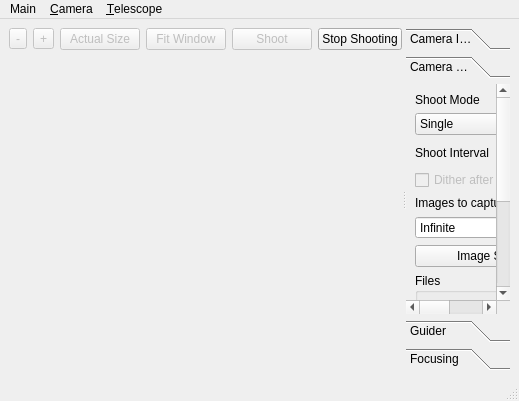
Before: the Qt Designer form dslr-qt-shooter/ui/dslr_shooter_window.ui in Edlward/GalaxyHunter, drawn with Qt 5.
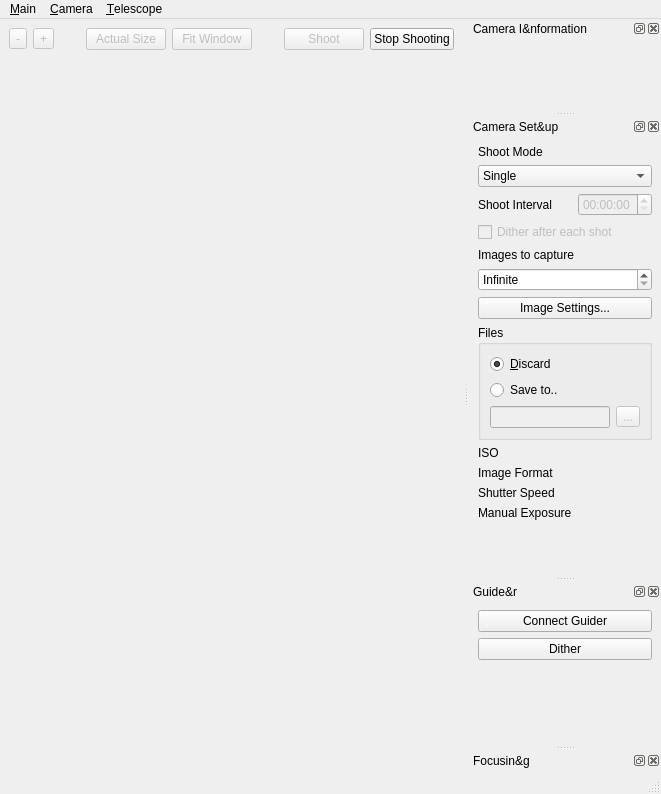
After: the same form once the commit is applied. The open tabs and pages were chosen to show the change. Custom widgets are drawn as their Qt base class.

Commit message: Use docks instead of splitter+tabs

What changed in the file:
```diff
--- a/dslr-qt-shooter/ui/dslr_shooter_window.ui
+++ b/dslr-qt-shooter/ui/dslr_shooter_window.ui
@@ -6,8 +6,8 @@
    <rect>
     <x>0</x>
     <y>0</y>
-    <width>519</width>
-    <height>401</height>
+    <width>661</width>
+    <height>794</height>
    </rect>
   </property>
   <property name="windowTitle">
@@ -127,26 +127,55 @@
         </item>
        </layout>
       </widget>
-      <widget class="QToolBox" name="toolBox">
-       <property name="enabled">
-        <bool>true</bool>
-       </property>
-       <property name="currentIndex">
-        <number>3</number>
-       </property>
-       <widget class="QWidget" name="camera_info_page">
+     </widget>
+    </item>
+   </layout>
+  </widget>
+  <widget class="QStatusBar" name="statusbar"/>
+  <widget class="QMenuBar" name="menuBar">
         <property name="geometry">
          <rect>
           <x>0</x>
           <y>0</y>
-          <width>319</width>
-          <height>727</height>
-         </rect>
-        </property>
-        <attribute name="label">
-         <string>Camera Information</string>
-        </attribute>
-        <layout class="QGridLayout" name="gridLayout_2">
+     <width>661</width>
+     <height>28</height>
+    </rect>
+   </property>
+   <widget class="QMenu" name="menuCamera">
+    <property name="title">
+     <string>&amp;Camera</string>
+    </property>
+    <addaction name="actionScan"/>
+    <addaction name="actionSet_Camera"/>
+   </widget>
+   <widget class="QMenu" name="menuFile">
+    <property name="title">
+     <string>&amp;Main</string>
+    </property>
+    <addaction name="action_LogMessages"/>
+    <addaction name="action_Quit"/>
+   </widget>
+   <widget class="QMenu" name="menuTelescope">
+    <property name="title">
+     <string>&amp;Telescope</string>
+    </property>
+    <addaction name="actionConnectTelescope"/>
+    <addaction name="action_Devices_Control_Panel"/>
+    <addaction name="actionRemote_Control"/>
+   </widget>
+   <addaction name="menuFile"/>
+   <addaction name="menuCamera"/>
+   <addaction name="menuTelescope"/>
+  </widget>
+  <widget class="QDockWidget" name="camera_information_dock">
+   <property name="windowTitle">
+    <string>Camera I&amp;nformation</string>
+   </property>
+   <attribute name="dockWidgetArea">
+    <number>2</number>
+   </attribute>
+   <widget class="QWidget" name="dockWidgetContents">
+    <layout class="QGridLayout" name="gridLayout_7">
          <item row="0" column="0">
           <widget class="QLabel" name="camera_infos">
            <property name="text">
@@ -162,67 +191,30 @@
            <property name="sizeHint" stdset="0">
             <size>
              <width>20</width>
-             <height>40</height>
+         <height>32</height>
             </size>
            </property>
           </spacer>
          </item>
         </layout>
        </widget>
-       <widget class="QWidget" name="camera_setup_page">
-        <property name="geometry">
-         <rect>
-          <x>0</x>
-          <y>0</y>
-          <width>319</width>
-          <height>727</height>
-         </rect>
-        </property>
-        <attribute name="label">
-         <string>Camera Setup</string>
-        </attribute>
-        <layout class="QGridLayout" name="gridLayout_3">
-         <item row="3" column="0">
-          <widget class="QLabel" name="label_2">
+  </widget>
+  <widget class="QDockWidget" name="camera_setup_dock">
+   <property name="windowTitle">
+    <string>Camera Set&amp;up</string>
+   </property>
+   <attribute name="dockWidgetArea">
+    <number>2</number>
+   </attribute>
+   <widget class="QWidget" name="dockWidgetContents_2">
+    <layout class="QGridLayout" name="gridLayout_8">
+     <item row="0" column="0" colspan="2">
+      <widget class="QLabel" name="label">
            <property name="text">
-            <string>Shoot Interval</string>
+        <string>Shoot Mode</string>
            </property>
           </widget>
          </item>
-         <item row="11" column="1">
-          <widget class="QLabel" name="imageFormatLabel">
-           <property name="text">
-            <string/>
-           </property>
-          </widget>
-         </item>
-         <item row="13" column="0">
-          <widget class="QLabel" name="label_10">
-           <property name="text">
-            <string>Manual Exposure</string>
-           </property>
-          </widget>
-         </item>
-         <item row="13" column="1">
-          <widget class="QLabel" name="manualExposureLabel">
-           <property name="text">
-            <string/>
-           </property>
-          </widget>
-         </item>
-         <item row="14" column="0">
-          <spacer name="verticalSpacer_3">
-           <property name="orientation">
-            <enum>Qt::Vertical</enum>
-           </property>
-           <property name="sizeHint" stdset="0">
-            <size>
-             <width>20</width>
-             <height>3</height>
-            </size>
-           </property>
-          </spacer>
-         </item>
          <item row="1" column="0" colspan="2">
           <widget class="QComboBox" name="shoot_mode">
            <item>
@@ -237,21 +229,44 @@
            </item>
           </widget>
          </item>
-         <item row="0" column="0" colspan="2">
-          <widget class="QLabel" name="label">
+     <item row="2" column="0">
+      <widget class="QLabel" name="label_2">
            <property name="text">
-            <string>Shoot Mode</string>
+        <string>Shoot Interval</string>
            </property>
           </widget>
          </item>
-         <item row="6" column="0" colspan="2">
+     <item row="2" column="1">
+      <widget class="QTimeEdit" name="shoot_interval">
+       <property name="enabled">
+        <bool>false</bool>
+       </property>
+       <property name="currentSection">
+        <enum>QDateTimeEdit::HourSection</enum>
+       </property>
+       <property name="displayFormat">
+        <string>HH:mm:ss</string>
+       </property>
+      </widget>
+     </item>
+     <item row="3" column="0" colspan="2">
+      <widget class="QCheckBox" name="ditherAfterShot">
+       <property name="enabled">
+        <bool>false</bool>
+       </property>
+       <property name="text">
+        <string>Dither after each shot</string>
+       </property>
+      </widget>
+     </item>
+     <item row="4" column="0" colspan="2">
           <widget class="QLabel" name="label_3">
            <property name="text">
             <string>Images to capture</string>
            </property>
           </widget>
          </item>
-         <item row="7" column="0" colspan="2">
+     <item row="5" column="0" colspan="2">
           <widget class="QSpinBox" name="images_count">
            <property name="specialValueText">
             <string>Infinite</string>
@@ -267,59 +282,14 @@
            </property>
           </widget>
          </item>
-         <item row="12" column="0">
-          <widget class="QLabel" name="label_5">
-           <property name="text">
-            <string>Shutter Speed</string>
-           </property>
-          </widget>
-         </item>
-         <item row="8" column="0" colspan="2">
+     <item row="6" column="0" colspan="2">
           <widget class="QPushButton" name="imageSettings">
            <property name="text">
             <string>Image Settings...</string>
            </property>
           </widget>
          </item>
-         <item row="10" column="1">
-          <widget class="QLabel" name="isoLabel">
-           <property name="text">
-            <string/>
-           </property>
-          </widget>
-         </item>
-         <item row="10" column="0">
-          <widget class="QLabel" name="label_4">
-           <property name="text">
-            <string>ISO</string>
-           </property>
-          </widget>
-         </item>
-         <item row="11" column="0">
-          <widget class="QLabel" name="label_6">
-           <property name="text">
-            <string>Image Format</string>
-           </property>
-          </widget>
-         </item>
-         <item row="12" column="1">
-          <widget class="QLabel" name="shutterSpeedLabel">
-           <property name="text">
-            <string/>
-           </property>
-          </widget>
-         </item>
-         <item row="5" column="0" colspan="2">
-          <widget class="QCheckBox" name="ditherAfterShot">
-           <property name="enabled">
-            <bool>false</bool>
-           </property>
-           <property name="text">
-            <string>Dither after each shot</string>
-           </property>
-          </widget>
-         </item>
-         <item row="9" column="0" colspan="2">
+     <item row="7" column="0" colspan="2">
           <widget class="QGroupBox" name="groupBox">
            <property name="title">
             <string>Files</string>
@@ -328,7 +298,7 @@
             <item row="0" column="0">
              <widget class="QRadioButton" name="outputDiscard">
               <property name="text">
-               <string>Discard</string>
+           <string>&amp;Discard</string>
               </property>
               <property name="checked">
                <bool>true</bool>
@@ -362,41 +332,87 @@
            </layout>
           </widget>
          </item>
-         <item row="3" column="1">
-          <widget class="QTimeEdit" name="shoot_interval">
-           <property name="enabled">
-            <bool>false</bool>
-           </property>
-           <property name="currentSection">
-            <enum>QDateTimeEdit::HourSection</enum>
-           </property>
-           <property name="displayFormat">
-            <string>HH:mm:ss</string>
+     <item row="8" column="0">
+      <widget class="QLabel" name="label_4">
+       <property name="text">
+        <string>ISO</string>
+       </property>
+      </widget>
+     </item>
+     <item row="8" column="1">
+      <widget class="QLabel" name="isoLabel">
+       <property name="text">
+        <string/>
+       </property>
+      </widget>
+     </item>
+     <item row="9" column="0">
+      <widget class="QLabel" name="label_6">
+       <property name="text">
+        <string>Image Format</string>
            </property>
           </widget>
          </item>
-        </layout>
-       </widget>
-       <widget class="QWidget" name="guider_page">
-        <property name="geometry">
-         <rect>
-          <x>0</x>
-          <y>0</y>
-          <width>319</width>
-          <height>727</height>
-         </rect>
-        </property>
-        <attribute name="label">
-         <string>Guider</string>
-        </attribute>
-        <layout class="QGridLayout" name="gridLayout_4">
-         <item row="1" column="0">
-          <widget class="QPushButton" name="dither">
-           <property name="text">
-            <string>Dither</string>
-           </property>
-          </widget>
-         </item>
+     <item row="9" column="1">
+      <widget class="QLabel" name="imageFormatLabel">
+       <property name="text">
+        <string/>
+       </property>
+      </widget>
+     </item>
+     <item row="10" column="0">
+      <widget class="QLabel" name="label_5">
+       <property name="text">
+        <string>Shutter Speed</string>
+       </property>
+      </widget>
+     </item>
+     <item row="10" column="1">
+      <widget class="QLabel" name="shutterSpeedLabel">
+       <property name="text">
+        <string/>
+       </property>
+      </widget>
+     </item>
+     <item row="11" column="0">
+      <widget class="QLabel" name="label_10">
+       <property name="text">
+        <string>Manual Exposure</string>
+       </property>
+      </widget>
+     </item>
+     <item row="11" column="1">
+      <widget class="QLabel" name="manualExposureLabel">
+       <property name="text">
+        <string/>
+       </property>
+      </widget>
+     </item>
+     <item row="12" column="0">
+      <spacer name="verticalSpacer_3">
+       <property name="orientation">
+        <enum>Qt::Vertical</enum>
+       </property>
+       <property name="sizeHint" stdset="0">
+        <size>
+         <width>20</width>
+         <height>3</height>
+        </size>
+       </property>
+      </spacer>
+     </item>
+    </layout>
+   </widget>
+  </widget>
+  <widget class="QDockWidget" name="guider_dock">
+   <property name="windowTitle">
+    <string>Guide&amp;r</string>
+   </property>
+   <attribute name="dockWidgetArea">
+    <number>2</number>
+   </attribute>
+   <widget class="QWidget" name="dockWidgetContents_3">
+    <layout class="QGridLayout" name="gridLayout_9">
          <item row="0" column="0">
           <widget class="QPushButton" name="connectLinGuider">
            <property name="text">
@@ -404,6 +420,13 @@
            </property>
           </widget>
          </item>
+     <item row="1" column="0">
+      <widget class="QPushButton" name="dither">
+       <property name="text">
+        <string>Dither</string>
+       </property>
+      </widget>
+     </item>
          <item row="2" column="0">
           <spacer name="verticalSpacer">
            <property name="orientation">
@@ -426,19 +449,25 @@
          </item>
         </layout>
        </widget>
-       <widget class="QWidget" name="focusing_page">
+  </widget>
+  <widget class="QDockWidget" name="focus_dock">
+   <property name="windowTitle">
+    <string>Focusin&amp;g</string>
+   </property>
+   <attribute name="dockWidgetArea">
+    <number>2</number>
+   </attribute>
+   <widget class="QWidget" name="dockWidgetContents_4">
+    <widget class="QWidget" name="layoutWidget">
         <property name="geometry">
          <rect>
-          <x>0</x>
+       <x>20</x>
           <y>0</y>
-          <width>264</width>
-          <height>211</height>
-         </rect>
-        </property>
-        <attribute name="label">
-         <string>Focusing</string>
-        </attribute>
-        <layout class="QGridLayout" name="gridLayout_6">
+       <width>237</width>
+       <height>497</height>
+      </rect>
+     </property>
+     <layout class="QGridLayout" name="gridLayout_10">
          <item row="0" column="0">
           <widget class="QCheckBox" name="enable_focus_analysis">
            <property name="text">
@@ -512,68 +541,22 @@
            </property>
           </widget>
          </item>
-         <item row="1" column="0">
-          <widget class="QPushButton" name="focusing_select_roi">
-           <property name="enabled">
-            <bool>false</bool>
-           </property>
-           <property name="text">
-            <string>Select ROI</string>
-           </property>
-          </widget>
-         </item>
-         <item row="1" column="1">
-          <widget class="QPushButton" name="focusing_clear_roi">
-           <property name="enabled">
-            <bool>false</bool>
-           </property>
-           <property name="text">
-            <string>Clear ROI</string>
-           </property>
-          </widget>
-         </item>
+      <item row="6" column="1">
+       <spacer name="verticalSpacer_4">
+        <property name="orientation">
+         <enum>Qt::Vertical</enum>
+        </property>
+        <property name="sizeHint" stdset="0">
+         <size>
+          <width>20</width>
+          <height>352</height>
+         </size>
+        </property>
+       </spacer>
+      </item>
         </layout>
        </widget>
       </widget>
-     </widget>
-    </item>
-   </layout>
-  </widget>
-  <widget class="QStatusBar" name="statusbar"/>
-  <widget class="QMenuBar" name="menuBar">
-   <property name="geometry">
-    <rect>
-     <x>0</x>
-     <y>0</y>
-     <width>519</width>
-     <height>20</height>
-    </rect>
-   </property>
-   <widget class="QMenu" name="menuCamera">
-    <property name="title">
-     <string>&amp;Camera</string>
-    </property>
-    <addaction name="actionScan"/>
-    <addaction name="actionSet_Camera"/>
-   </widget>
-   <widget class="QMenu" name="menuFile">
-    <property name="title">
-     <string>Main</string>
-    </property>
-    <addaction name="action_LogMessages"/>
-    <addaction name="action_Quit"/>
-   </widget>
-   <widget class="QMenu" name="menuTelescope">
-    <property name="title">
-     <string>&amp;Telescope</string>
-    </property>
-    <addaction name="actionConnectTelescope"/>
-    <addaction name="action_Devices_Control_Panel"/>
-    <addaction name="actionRemote_Control"/>
-   </widget>
-   <addaction name="menuFile"/>
-   <addaction name="menuCamera"/>
-   <addaction name="menuTelescope"/>
   </widget>
   <action name="actionConnect_LinGuider">
    <property name="text">
```
Left out of the diff: 39 changed lines with no effect on the pictures. Lines whose indentation alone changed are shown as unchanged. The commit also changes 1 other file.
